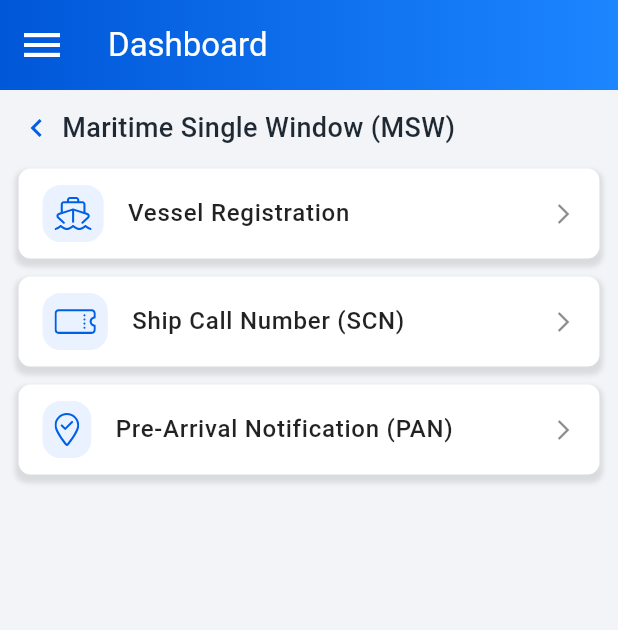
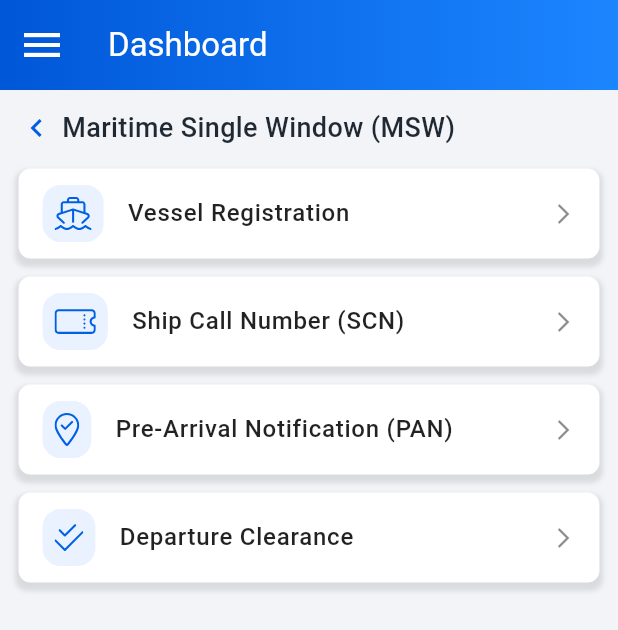
Before and after one commit to mobileteamKLS/codex, a Flutter app: the MswSubmenu screen opened directly, on a phone screen of 412 x 824 dp. Shown: the top 630 px of the screen. Run offline on Flutter 3.47's test engine with Material 3 defaults, Android fonts, the light colour scheme and no system bars; our stand-ins replace device_info_plus, dio, equatable, file_picker, flutter_bloc, flutter_svg and 2 more; accounts and stored records are empty; network calls fail; statements that could not run were skipped.

Commit message:
eod 04June

```diff
--- a/lib/screens/departure/listPage/service/departureRepository.dart
+++ b/lib/screens/departure/listPage/service/departureRepository.dart
@@ -29,7 +29,7 @@ class VesselRepositoryImpl implements DepartureRepository {
         method: "POST",
         body: {
           "OperationType": 2,
-          "CurrentPortEntity": -1,
+          "CurrentPortEntity": null,
           "OrgId": loginDetailsMaster.organizationId,
           "Client": loginDetailsMaster.userAccountTypeId,
           "NameofAgent": loginDetailsMaster.orgTypeName,
@@ -37,10 +37,10 @@ class VesselRepositoryImpl implements DepartureRepository {
           "VCN":null,
           "IMONo": null,
           "FlagOfVessel": null,
-          "status": -1,
+          "status": null,
           "ClearanceType": null,
           "NameOfMaster": null,
-          "VesselType": "0",
+          "VesselType": null,
           "CreatedBy": configMaster.createdBy,
           "OrgBranchId": loginDetailsMaster.organizationBranchId,
           "validfromdt": null,
--- a/lib/screens/login/pages/forgot_password.dart
+++ b/lib/screens/login/pages/forgot_password.dart
@@ -1,3 +1,4 @@
+import 'package:codex_pcs/core/global.dart';
 import 'package:flutter/material.dart';
 
 import '../../../api/app_service.dart';
@@ -294,6 +295,8 @@ class _ForgotPasswordState extends State<ForgotPassword> {
         method: "POST",
         body: {
           "Loginid": userNameController.text.trim(),
+          "CountryId": configMaster.countryId,
+          "ClientID": int.parse(configMaster.clientID)
         },
         includeToken: false,
       );
--- a/lib/screens/menu/msw_submenu.dart
+++ b/lib/screens/menu/msw_submenu.dart
@@ -93,11 +93,11 @@ class _MswSubmenuState extends State<MswSubmenu> {
             //   title: 'Arrival Clearance',
             //   targetPage: VesselListing(),
             // ),
-            // const NavigationCard(
-            //   icon: doubleCheck,
-            //   title: 'Departure Clearance',
-            //   targetPage: DepartureListing(),
-            // ),
+            const NavigationCard(
+              icon: doubleCheck,
+              title: 'Departure Clearance',
+              targetPage: DepartureListing(),
+            ),
 
           ],
         ),
--- a/pubspec.yaml
+++ b/pubspec.yaml
@@ -16,7 +16,7 @@ publish_to: 'none' # Remove this line if you wish to publish to pub.dev
 # https://developer.apple.com/library/archive/documentation/General/Reference/InfoPlistKeyReference/Articles/CoreFoundationKeys.html
 # In Windows, build-name is used as the major, minor, and patch parts
 # of the product and file versions while build-number is used as the build suffix.
-version: 1.0.0+3
+version: 1.0.0+4
 
 environment:
   sdk: '>=3.2.2 <4.0.0'
```
Also changed, not shown: lib/screens/departure/listPage/departureClearanceList.dart (+41 -23 lines), lib/screens/departure/detailsPage/departureClearanceDetails.dart (added), pubspec.lock.
